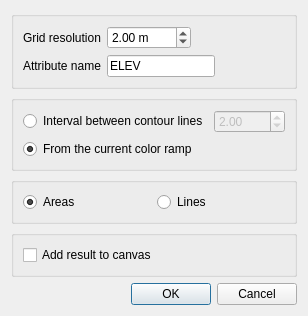
First picture: the form in crayfish/ui/crayfish_export_contours_dialog.ui, repository lutraconsulting/qgis-crayfish-plugin, before the edit.
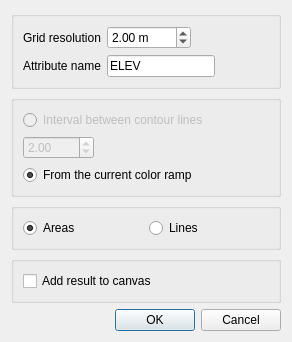
Second picture: the form after the edit.

The edit to the form file:
```diff
--- a/crayfish/ui/crayfish_export_contours_dialog.ui
+++ b/crayfish/ui/crayfish_export_contours_dialog.ui
@@ -6,8 +6,8 @@
    <rect>
     <x>0</x>
     <y>0</y>
-    <width>288</width>
-    <height>245</height>
+    <width>292</width>
+    <height>274</height>
    </rect>
   </property>
   <property name="windowTitle">
@@ -76,13 +76,10 @@
      </property>
      <layout class="QVBoxLayout" name="verticalLayout_2">
       <item>
-       <widget class="QWidget" name="widget" native="true">
-        <layout class="QHBoxLayout" name="horizontalLayout_3">
-         <property name="margin">
-          <number>0</number>
-         </property>
-         <item>
           <widget class="QRadioButton" name="itervalRadio">
+        <property name="enabled">
+         <bool>false</bool>
+        </property>
            <property name="text">
             <string>Interval between contour lines</string>
            </property>
@@ -96,6 +93,12 @@
            <property name="enabled">
             <bool>false</bool>
            </property>
+        <property name="sizePolicy">
+         <sizepolicy hsizetype="Maximum" vsizetype="Fixed">
+          <horstretch>0</horstretch>
+          <verstretch>0</verstretch>
+         </sizepolicy>
+        </property>
            <property name="minimum">
             <double>0.250000000000000</double>
            </property>
@@ -105,9 +108,6 @@
            <property name="value">
             <double>2.000000000000000</double>
            </property>
-          </widget>
-         </item>
-        </layout>
        </widget>
       </item>
       <item>
@@ -130,7 +130,7 @@
     <widget class="QGroupBox" name="contoursTypeGroup">
      <layout class="QHBoxLayout" name="horizontalLayout">
       <item>
-       <widget class="QRadioButton" name="useLinesRadio">
+       <widget class="QRadioButton" name="useAreasRadio">
         <property name="text">
          <string>Areas</string>
         </property>
@@ -140,7 +140,7 @@
        </widget>
       </item>
       <item>
-       <widget class="QRadioButton" name="usePolygonsRadio">
+       <widget class="QRadioButton" name="useLinesRadio">
         <property name="text">
          <string>Lines</string>
         </property>
```
Left out of the diff: 4 changed lines with no effect on the pictures. Lines whose indentation alone changed are shown as unchanged.
